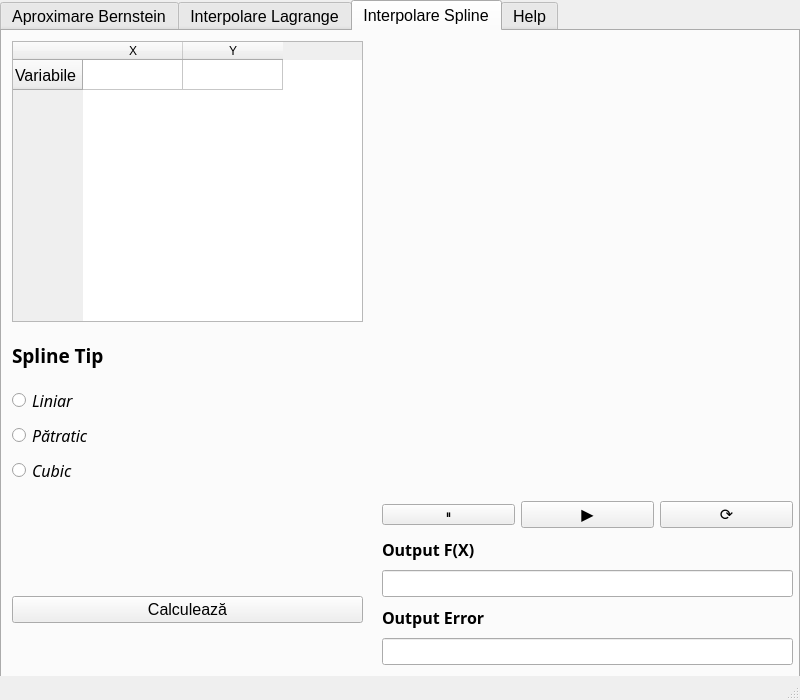
First picture: the form in UI_MODEL_01.ui, repository Vlad-Aureliu-Moraru/PROIECT-PY, before the edit.
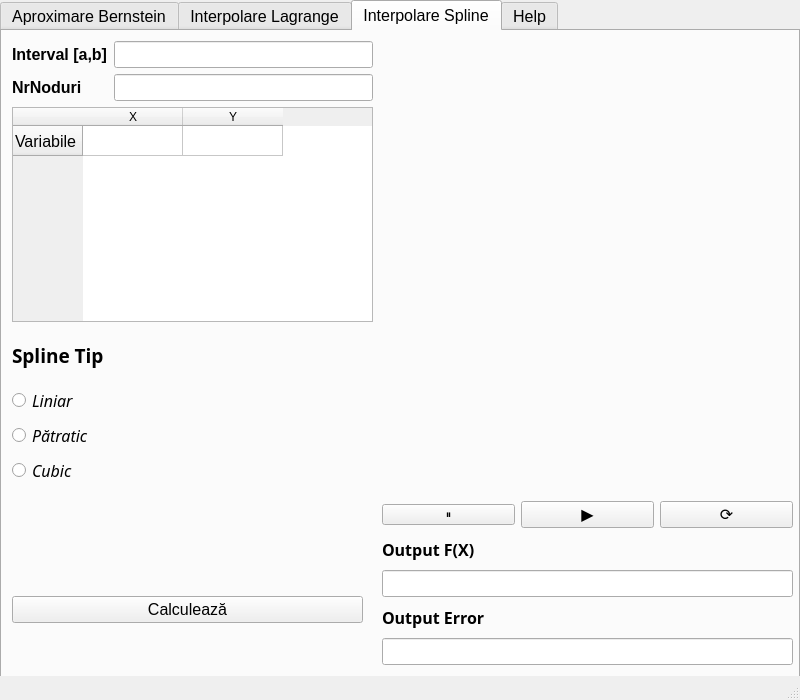
Second picture: the form after the edit. The open tabs and pages were chosen to show the change.

```diff
--- a/UI_MODEL_01.ui
+++ b/UI_MODEL_01.ui
@@ -13,6 +13,7 @@
   <property name="font">
    <font>
     <pointsize>12</pointsize>
+    <weight>50</weight>
     <bold>false</bold>
    </font>
   </property>
@@ -486,37 +487,6 @@
      <attribute name="title">
       <string>Interpolare Spline</string>
      </attribute>
-     <widget class="QWidget" name="verticalLayoutWidget_5">
-      <property name="geometry">
-       <rect>
-        <x>10</x>
-        <y>10</y>
-        <width>351</width>
-        <height>281</height>
-       </rect>
-      </property>
-      <layout class="QVBoxLayout" name="verticalLayout_2">
-       <item>
-        <widget class="QTableWidget" name="IS_TABEL">
-         <row>
-          <property name="text">
-           <string>Variabile</string>
-          </property>
-         </row>
-         <column>
-          <property name="text">
-           <string>X</string>
-          </property>
-         </column>
-         <column>
-          <property name="text">
-           <string>Y</string>
-          </property>
-         </column>
-        </widget>
-       </item>
-      </layout>
-     </widget>
      <widget class="QWidget" name="verticalLayoutWidget_10">
       <property name="geometry">
        <rect>
@@ -711,6 +681,71 @@
        </item>
       </layout>
      </widget>
+     <widget class="QWidget" name="formLayoutWidget_2">
+      <property name="geometry">
+       <rect>
+        <x>10</x>
+        <y>10</y>
+        <width>361</width>
+        <height>281</height>
+       </rect>
+      </property>
+      <layout class="QFormLayout" name="formLayout_2">
+       <item row="0" column="0">
+        <widget class="QLabel" name="IS_LABEL_INTERVAL_">
+         <property name="font">
+          <font>
+           <pointsize>12</pointsize>
+           <weight>75</weight>
+           <bold>true</bold>
+          </font>
+         </property>
+         <property name="text">
+          <string>Interval [a,b]</string>
+         </property>
+        </widget>
+       </item>
+       <item row="0" column="1">
+        <widget class="QLineEdit" name="IS_TEXTFIELD_INTERVAL"/>
+       </item>
+       <item row="1" column="0">
+        <widget class="QLabel" name="IS_LABEL_NODURI">
+         <property name="font">
+          <font>
+           <pointsize>12</pointsize>
+           <weight>75</weight>
+           <bold>true</bold>
+          </font>
+         </property>
+         <property name="text">
+          <string>NrNoduri</string>
+         </property>
+        </widget>
+       </item>
+       <item row="1" column="1">
+        <widget class="QLineEdit" name="IS_TEXTFIELD_NODURI"/>
+       </item>
+       <item row="2" column="0" colspan="2">
+        <widget class="QTableWidget" name="IL_TABEL_2">
+         <row>
+          <property name="text">
+           <string>Variabile</string>
+          </property>
+         </row>
+         <column>
+          <property name="text">
+           <string>X</string>
+          </property>
+         </column>
+         <column>
+          <property name="text">
+           <string>Y</string>
+          </property>
+         </column>
+        </widget>
+       </item>
+      </layout>
+     </widget>
     </widget>
     <widget class="QWidget" name="tab_5">
      <attribute name="title">
```
Left out of the diff: 35 changed lines with no effect on the pictures.
